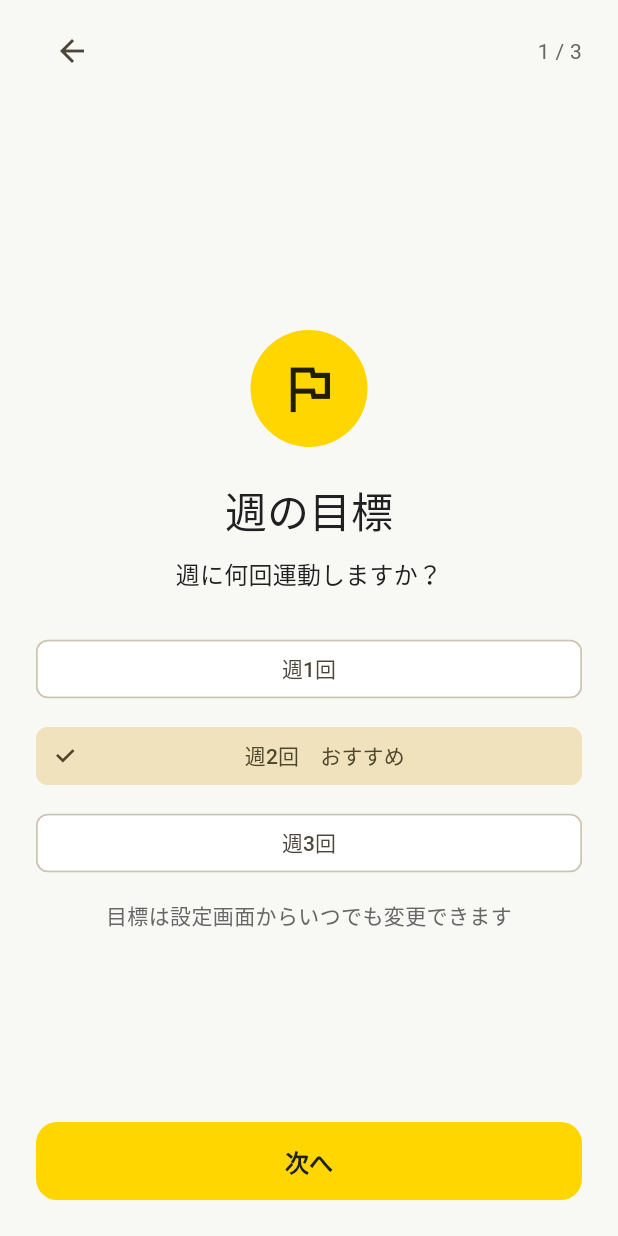
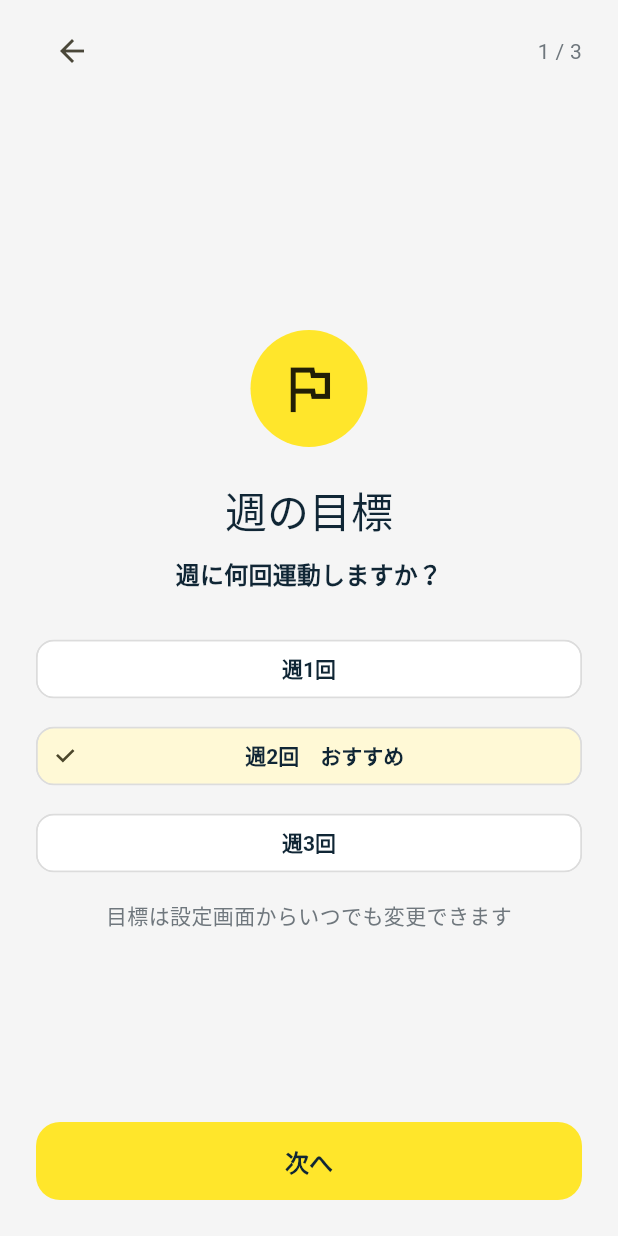
Before and after one commit to naolab/ChocoLog, a Flutter app: the screen it shows after launch, after a tap on "はじめる", on a phone screen of 412 x 824 dp. Run offline on Flutter 3.47's test engine with Material 3 defaults, Android fonts, the phone set to English and light mode, and no system bars; our stand-ins replace drift, drift_flutter, flutter_local_notifications, flutter_riverpod, go_router, shared_preferences and 1 more; accounts and stored records are empty; generated files the repository leaves out were written again; network calls fail.

Commit message:
style: チョコザップ風の配色へ統一する
Co-authored-by: Codex <codex@openai.com>

```diff
--- a/lib/app/theme.dart
+++ b/lib/app/theme.dart
@@ -1,11 +1,16 @@
 import 'package:flutter/material.dart';
 
 abstract final class ChocoLogColors {
-  static const yellow = Color(0xFFFFD600);
-  static const canvas = Color(0xFFF8F8F5);
-  static const ink = Color(0xFF202020);
-  static const muted = Color(0xFF666666);
-  static const border = Color(0xFFE4E4DE);
+  static const yellow = Color(0xFFFFE62B);
+  static const softYellow = Color(0xFFFFF27A);
+  static const paleYellow = Color(0xFFFFF9D6);
+  static const canvas = Color(0xFFF5F5F5);
+  static const surface = Color(0xFFFFFFFF);
+  static const ink = Color(0xFF102635);
+  static const muted = Color(0xFF6F777D);
+  static const border = Color(0xFFDCDCDC);
+  static const link = Color(0xFF2687E8);
+  static const danger = Color(0xFFF0202A);
 }
 
 abstract final class ChocoLogTheme {
@@ -14,32 +19,65 @@ abstract final class ChocoLogTheme {
         ColorScheme.fromSeed(
           seedColor: ChocoLogColors.yellow,
           brightness: Brightness.light,
-          surface: Colors.white,
+          surface: ChocoLogColors.surface,
         ).copyWith(
           primary: ChocoLogColors.yellow,
           onPrimary: ChocoLogColors.ink,
+          primaryContainer: ChocoLogColors.paleYellow,
+          onPrimaryContainer: ChocoLogColors.ink,
+          secondary: ChocoLogColors.ink,
+          onSecondary: ChocoLogColors.surface,
           onSurface: ChocoLogColors.ink,
+          surfaceContainerLowest: ChocoLogColors.surface,
+          surfaceContainerLow: ChocoLogColors.canvas,
+          surfaceContainer: const Color(0xFFF0F0F0),
           outline: ChocoLogColors.border,
+          outlineVariant: const Color(0xFFE8E8E8),
+          error: ChocoLogColors.danger,
         );
+
+    final textTheme = ThemeData.light().textTheme.apply(
+      bodyColor: ChocoLogColors.ink,
+      displayColor: ChocoLogColors.ink,
+    );
 
     return ThemeData(
       useMaterial3: true,
       colorScheme: colorScheme,
+      textTheme: textTheme.copyWith(
+        headlineSmall: textTheme.headlineSmall?.copyWith(
+          fontWeight: FontWeight.w800,
+          letterSpacing: -0.4,
+        ),
+        titleLarge: textTheme.titleLarge?.copyWith(
+          fontWeight: FontWeight.w800,
+          letterSpacing: -0.2,
+        ),
+        titleMedium: textTheme.titleMedium?.copyWith(
+          fontWeight: FontWeight.w700,
+        ),
+      ),
       scaffoldBackgroundColor: ChocoLogColors.canvas,
       dividerColor: ChocoLogColors.border,
       appBarTheme: const AppBarTheme(
-        backgroundColor: ChocoLogColors.canvas,
+        backgroundColor: ChocoLogColors.surface,
         foregroundColor: ChocoLogColors.ink,
         elevation: 0,
         scrolledUnderElevation: 0,
         centerTitle: false,
+        titleTextStyle: TextStyle(
+          color: ChocoLogColors.ink,
+          fontSize: 22,
+          fontWeight: FontWeight.w800,
+          letterSpacing: -0.3,
+        ),
       ),
       cardTheme: CardThemeData(
-        color: Colors.white,
+        color: ChocoLogColors.surface,
         elevation: 0,
         margin: EdgeInsets.zero,
         shape: RoundedRectangleBorder(
-          borderRadius: BorderRadius.circular(16),
+          borderRadius: BorderRadius.circular(20),
           side: const BorderSide(color: ChocoLogColors.border),
         ),
       ),
@@ -50,18 +88,91 @@ abstract final class ChocoLogTheme {
           minimumSize: const Size.fromHeight(52),
           textStyle: const TextStyle(fontSize: 16, fontWeight: FontWeight.w700),
           shape: RoundedRectangleBorder(
-            borderRadius: BorderRadius.circular(14),
+            borderRadius: BorderRadius.circular(16),
           ),
         ),
       ),
+      outlinedButtonTheme: OutlinedButtonThemeData(
+        style: OutlinedButton.styleFrom(
+          foregroundColor: ChocoLogColors.ink,
+          backgroundColor: ChocoLogColors.surface,
+          minimumSize: const Size.fromHeight(52),
+          textStyle: const TextStyle(fontSize: 16, fontWeight: FontWeight.w700),
+          side: const BorderSide(color: ChocoLogColors.border),
+          shape: RoundedRectangleBorder(
+            borderRadius: BorderRadius.circular(16),
+          ),
+        ),
+      ),
+      textButtonTheme: TextButtonThemeData(
+        style: TextButton.styleFrom(
+          foregroundColor: ChocoLogColors.link,
+          textStyle: const TextStyle(fontWeight: FontWeight.w700),
+        ),
+      ),
+      inputDecorationTheme: InputDecorationTheme(
+        filled: true,
+        fillColor: ChocoLogColors.surface,
+        labelStyle: const TextStyle(color: ChocoLogColors.muted),
+        border: OutlineInputBorder(
+          borderRadius: BorderRadius.circular(14),
+          borderSide: const BorderSide(color: ChocoLogColors.border),
+        ),
+        enabledBorder: OutlineInputBorder(
+          borderRadius: BorderRadius.circular(14),
+          borderSide: const BorderSide(color: ChocoLogColors.border),
+        ),
+        focusedBorder: OutlineInputBorder(
+          borderRadius: BorderRadius.circular(14),
+          borderSide: const BorderSide(color: ChocoLogColors.ink, width: 1.5),
+        ),
+      ),
+      chipTheme: ChipThemeData(
+        backgroundColor: ChocoLogColors.surface,
+        selectedColor: ChocoLogColors.paleYellow,
+        side: const BorderSide(color: ChocoLogColors.border),
+        shape: RoundedRectangleBorder(borderRadius: BorderRadius.circular(12)),
+        labelStyle: const TextStyle(
+          color: ChocoLogColors.ink,
+          fontWeight: FontWeight.w600,
+        ),
+      ),
       navigationBarTheme: NavigationBarThemeData(
-        backgroundColor: Colors.white,
-        indicatorColor: ChocoLogColors.yellow.withValues(alpha: 0.3),
-        labelTextStyle: const WidgetStatePropertyAll(
-          TextStyle(fontSize: 12, fontWeight: FontWeight.w600),
+        backgroundColor: ChocoLogColors.surface,
+        indicatorColor: Colors.transparent,
+        labelTextStyle: WidgetStateProperty.resolveWith((states) {
+          final selected = states.contains(WidgetState.selected);
+          return TextStyle(
+            color: selected ? ChocoLogColors.ink : ChocoLogColors.muted,
+            fontSize: 12,
+            fontWeight: selected ? FontWeight.w800 : FontWeight.w600,
+          );
+        }),
+        iconTheme: WidgetStateProperty.resolveWith((states) {
+          return IconThemeData(
+            color: states.contains(WidgetState.selected)
+                ? ChocoLogColors.ink
+                : ChocoLogColors.muted,
+            size: 26,
+          );
+        }),
+        overlayColor: const WidgetStatePropertyAll(Colors.transparent),
+        labelBehavior: NavigationDestinationLabelBehavior.alwaysShow,
+        elevation: 0,
+        height: 78,
+      ),
+      segmentedButtonTheme: SegmentedButtonThemeData(
+        style: ButtonStyle(
+          backgroundColor: WidgetStateProperty.resolveWith(
+            (states) => states.contains(WidgetState.selected)
+                ? ChocoLogColors.paleYellow
+                : ChocoLogColors.surface,
+          ),
+          foregroundColor: const WidgetStatePropertyAll(ChocoLogColors.ink),
+          side: const WidgetStatePropertyAll(
+            BorderSide(color: ChocoLogColors.border),
+          ),
         ),
-        elevation: 0,
-        height: 68,
       ),
     );
   }
```
Also changed, not shown: lib/app/router.dart (+45 -4 lines).
